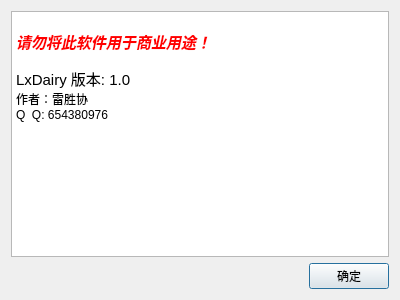
Before: the Qt Designer form LxDairy/src/AboutDialog.ui in leishengxie/FengZhiHong, drawn with Qt 5.
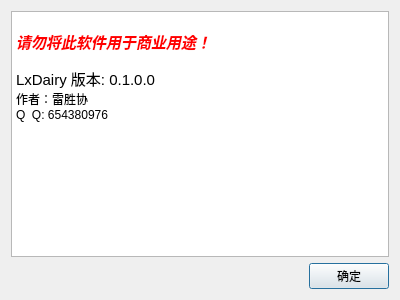
After: the same form once the commit is applied.

Patch:
```diff
--- a/LxDairy/src/AboutDialog.ui
+++ b/LxDairy/src/AboutDialog.ui
@@ -24,7 +24,7 @@
 &lt;p style=&quot;-qt-paragraph-type:empty; margin-top:0px; margin-bottom:0px; margin-left:0px; margin-right:0px; -qt-block-indent:0; text-indent:0px;&quot;&gt;&lt;br /&gt;&lt;/p&gt;
 &lt;p style=&quot; margin-top:0px; margin-bottom:0px; margin-left:0px; margin-right:0px; -qt-block-indent:0; text-indent:0px;&quot;&gt;&lt;span style=&quot; font-family:'宋体'; font-size:11pt; font-weight:600; font-style:italic; color:#ff0000;&quot;&gt;请勿将此软件用于商业用途！&lt;/span&gt;&lt;/p&gt;
 &lt;p style=&quot;-qt-paragraph-type:empty; margin-top:0px; margin-bottom:0px; margin-left:0px; margin-right:0px; -qt-block-indent:0; text-indent:0px;&quot;&gt;&lt;br /&gt;&lt;/p&gt;
-&lt;p style=&quot; margin-top:0px; margin-bottom:0px; margin-left:0px; margin-right:0px; -qt-block-indent:0; text-indent:0px;&quot;&gt;&lt;span style=&quot; font-size:11pt; color:#000000;&quot;&gt;LxDairy 版本: 1.0&lt;/span&gt;&lt;/p&gt;
+&lt;p style=&quot; margin-top:0px; margin-bottom:0px; margin-left:0px; margin-right:0px; -qt-block-indent:0; text-indent:0px;&quot;&gt;&lt;span style=&quot; font-size:11pt; color:#000000;&quot;&gt;LxDairy 版本: 0.1.0.0&lt;/span&gt;&lt;/p&gt;
 &lt;p style=&quot; margin-top:0px; margin-bottom:0px; margin-left:0px; margin-right:0px; -qt-block-indent:0; text-indent:0px;&quot;&gt;作者：雷胜协&lt;/p&gt;
 &lt;p style=&quot; margin-top:0px; margin-bottom:0px; margin-left:0px; margin-right:0px; -qt-block-indent:0; text-indent:0px;&quot;&gt;Q  Q: 654380976&lt;/p&gt;&lt;/body&gt;&lt;/html&gt;</string>
      </property>
```
